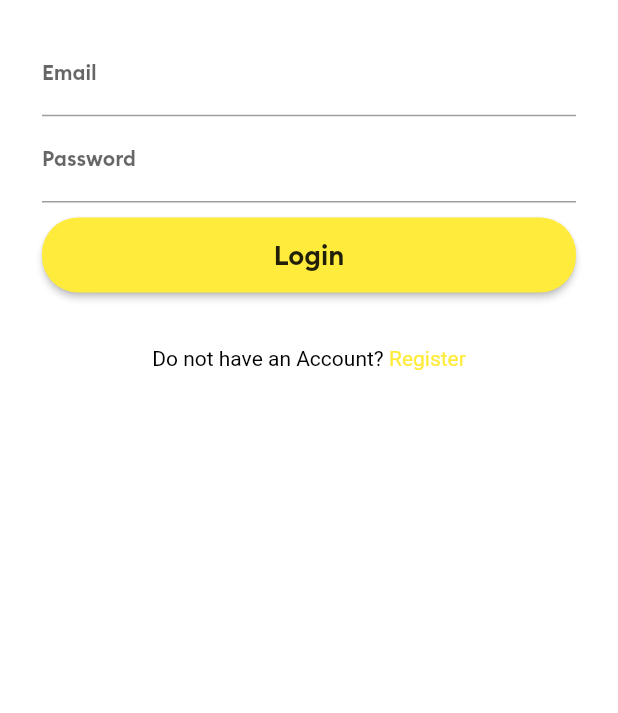
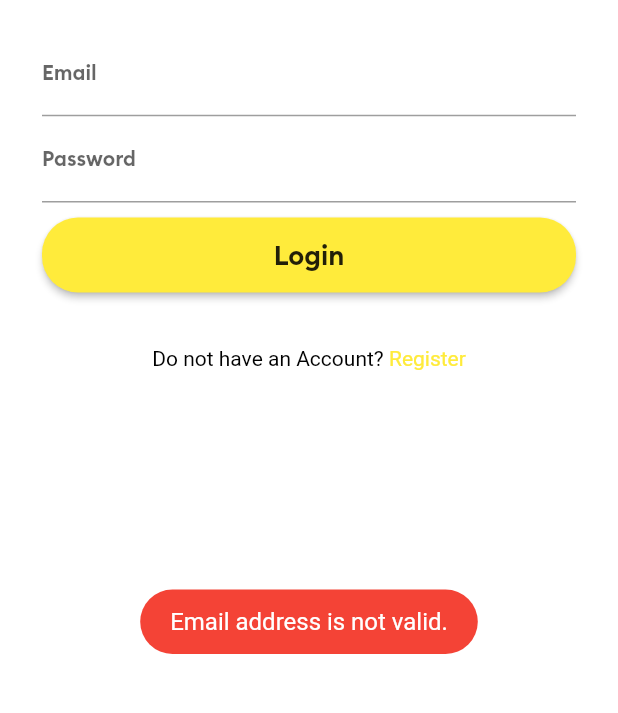
Before and after one commit to AboudHamado95/Rider_app, a Flutter app: the screen it shows after launch, after a tap on "Login", on a phone screen of 412 x 824 dp, the part 486-1199 px from its top. Run offline on Flutter 3.47's test engine with Material 2 defaults, Android fonts, the phone set to English and light mode, and no system bars; our stand-ins replace firebase_auth, firebase_core, firebase_database, fluttertoast; accounts and stored records are empty.

Commit message:
login with firebase

```diff
--- a/lib/main.dart
+++ b/lib/main.dart
@@ -25,7 +25,7 @@ class MyApp extends StatelessWidget {
       title: 'Taxi Rider App',
       theme: ThemeData(
         fontFamily: 'Brand Bold',
-        primarySwatch: Colors.blue,
+        primarySwatch: Colors.yellow,
         visualDensity: VisualDensity.adaptivePlatformDensity,
       ),
       debugShowCheckedModeBanner: false,
--- a/lib/screens/login_screen.dart
+++ b/lib/screens/login_screen.dart
@@ -1,9 +1,37 @@
+import 'package:firebase_auth/firebase_auth.dart';
 import 'package:flutter/material.dart';
 import 'package:rider_app/components/components.dart';
 import 'package:rider_app/constants/constants.dart';
+import 'package:rider_app/main.dart';
 
 class LoginScreen extends StatelessWidget {
-  const LoginScreen({Key? key}) : super(key: key);
+  LoginScreen({Key? key}) : super(key: key);
+  TextEditingController emailController = TextEditingController();
+  TextEditingController passwordController = TextEditingController();
+
+  final firebaseAuth = FirebaseAuth.instance;
+  loginUser(context) async {
+    await firebaseAuth
+        .signInWithEmailAndPassword(
+            email: emailController.text, password: passwordController.text)
+        .then((value) {
+      userRef.child(value.user!.uid).once().then((data) {
+        if (data.snapshot.value != null) {
+          showToast(
+              message: 'you are logged-in now', state: ToastStates.SUCCESS);
+          navigateAndFinish(context, homeRoute);
+        } else {
+          firebaseAuth.signOut();
+          showToast(
+              message:
+                  'No record exists for this user. Please create new account.',
+              state: ToastStates.ERROR);
+        }
+      });
+    }).catchError((error) {
+      showToast(message: error.toString(), state: ToastStates.ERROR);
+    });
+  }
 
   @override
   Widget build(BuildContext context) {
@@ -35,6 +63,7 @@ class LoginScreen extends StatelessWidget {
                   children: [
                     const SizedBox(height: 1.0),
                     TextFormField(
+                      controller: emailController,
                       keyboardType: TextInputType.emailAddress,
                       decoration: const InputDecoration(
                         labelText: 'Email',
@@ -50,6 +79,7 @@ class LoginScreen extends StatelessWidget {
                     ),
                     const SizedBox(height: 1.0),
                     TextFormField(
+                      controller: passwordController,
                       obscureText: true,
                       decoration: const InputDecoration(
                         labelText: 'Password',
@@ -65,7 +95,20 @@ class LoginScreen extends StatelessWidget {
                     ),
                     const SizedBox(height: 10.0),
                     MaterialButton(
-                      onPressed: () {},
+                      onPressed: () {
+                        if (!emailController.text.contains('@')) {
+                          showToast(
+                              message: 'Email address is not valid.',
+                              state: ToastStates.ERROR);
+                        } else if (passwordController.text.length < 6) {
+                          showToast(
+                              message:
+                                  'Password must be at least 6 characters.',
+                              state: ToastStates.ERROR);
+                        } else {
+                          loginUser(context);
+                        }
+                      },
                       child: const SizedBox(
                         height: 50.0,
                         child: Center(
@@ -88,11 +131,12 @@ class LoginScreen extends StatelessWidget {
                 ),
               ),
               TextButton(
-                onPressed: () => navigateAndFinish(context, registerScreenRoute),
-                child:RichText(
-                  text:  TextSpan(
+                onPressed: () =>
+                    navigateAndFinish(context, registerScreenRoute),
+                child: RichText(
+                  text: TextSpan(
                     text: 'Do not have an Account? ',
-                    style:const TextStyle(color: Colors.black),
+                    style: const TextStyle(color: Colors.black),
                     children: [
                       TextSpan(
                         text: 'Register',
--- a/lib/screens/registration_screen.dart
+++ b/lib/screens/registration_screen.dart
@@ -141,7 +141,7 @@ class RegistrationScreen extends StatelessWidget {
                                 state: ToastStates.ERROR);
                           } else if (passwordController.text.length < 6) {
                             showToast(
-                                message: 'name must be at least 6 characters.',
+                                message: 'Password must be at least 6 characters.',
                                 state: ToastStates.ERROR);
                           } else {
                             registerNewUser(context);
```
